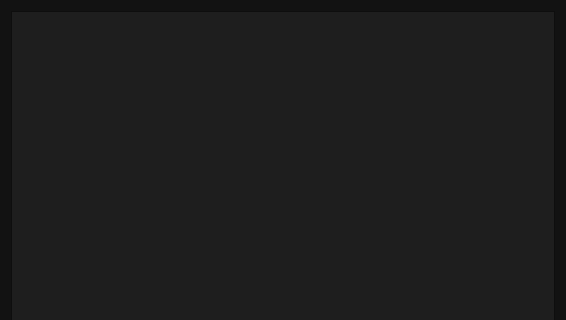
Above: ui/selectmapdialog.ui from metootem/TF2-Dedicated-Server-Manager before the change; both pictures show x 0 to 566 and y 0 to 320 of the 566 by 470 pixel window. Below: the same form after it.
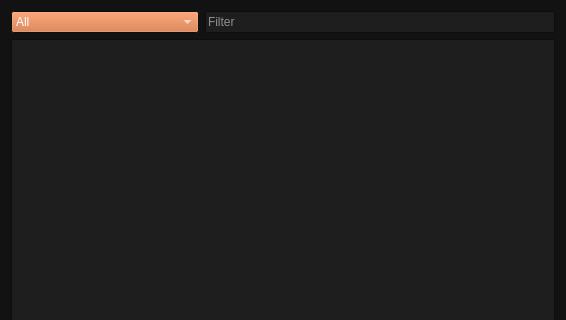
That is the form after the change. Icons and pictures are not drawn.

Patch:
```diff
--- a/ui/selectmapdialog.ui
+++ b/ui/selectmapdialog.ui
@@ -343,6 +343,38 @@
     <normaloff>:/icons/resources/Images/tf2dsm_logo.png</normaloff>:/icons/resources/Images/tf2dsm_logo.png</iconset>
   </property>
   <layout class="QVBoxLayout" name="verticalLayout">
+   <item>
+    <layout class="QHBoxLayout" name="horizontalLayout_2">
+     <property name="topMargin">
+      <number>0</number>
+     </property>
+     <item>
+      <widget class="QComboBox" name="cmbFilter">
+       <item>
+        <property name="text">
+         <string>All</string>
+        </property>
+       </item>
+      </widget>
+     </item>
+     <item>
+      <widget class="QLineEdit" name="lineFilter">
+       <property name="maximumSize">
+        <size>
+         <width>350</width>
+         <height>16777215</height>
+        </size>
+       </property>
+       <property name="maxLength">
+        <number>64</number>
+       </property>
+       <property name="placeholderText">
+        <string>Filter</string>
+       </property>
+      </widget>
+     </item>
+    </layout>
+   </item>
    <item>
     <widget class="QListWidget" name="listMaps">
      <property name="palette">
```
